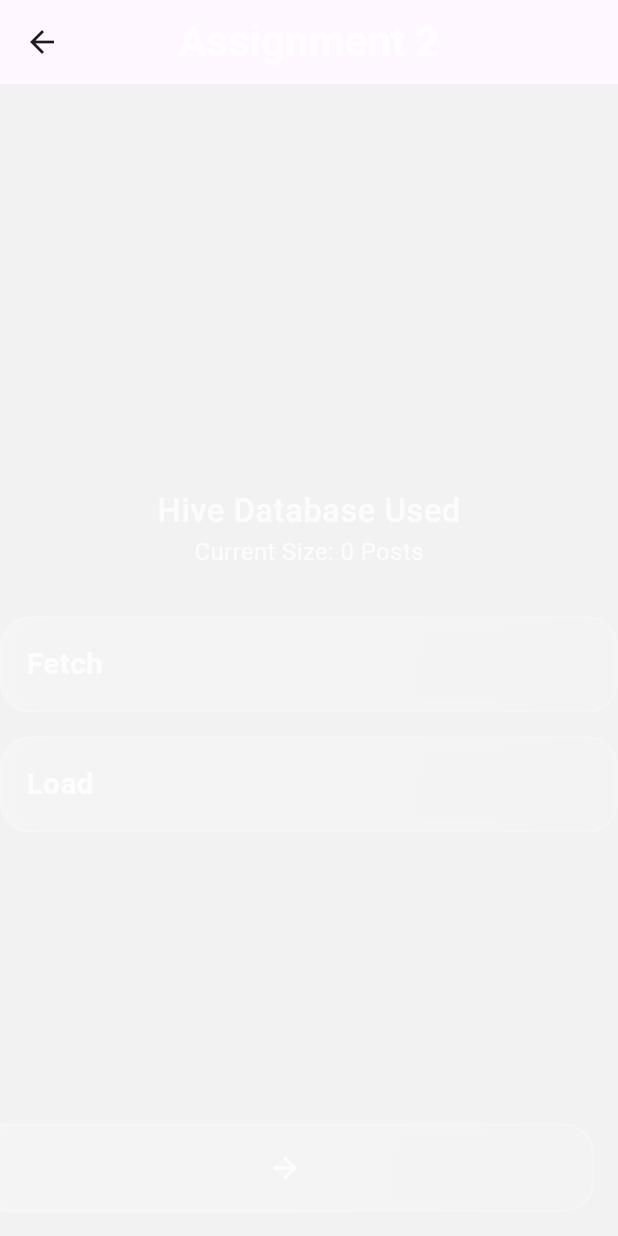
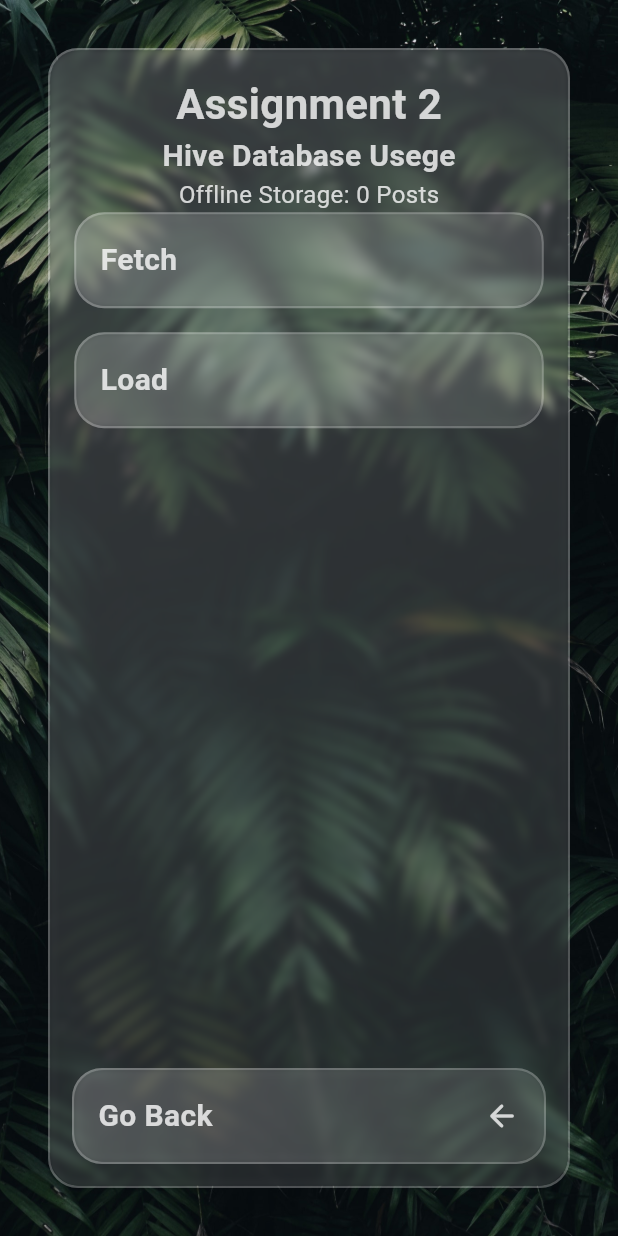
Before and after one commit to Zimmer550i/sm_assignment_1, a Flutter app: the Assignment2 screen opened directly, on a phone screen of 412 x 824 dp. Run offline on Flutter 3.47's test engine with Material 3 defaults, Android fonts, the light colour scheme and no system bars; our stand-ins replace flutter_bloc, geolocator, hive, hive_flutter; accounts and stored records are empty.

Commit message:
Update assignment_2.dart

```diff
--- a/lib/screens/assignment_2.dart
+++ b/lib/screens/assignment_2.dart
@@ -2,11 +2,11 @@ import 'package:flutter/material.dart';
 import 'package:flutter_bloc/flutter_bloc.dart';
 import 'package:hive/hive.dart';
 import 'package:sm_assignment_1/bloc/post_bloc.dart';
-import 'package:sm_assignment_1/screens/assignment_3.dart';
 import 'package:sm_assignment_1/utils/theme/app_colors.dart';
 import 'package:sm_assignment_1/utils/theme/app_sizes.dart';
 import 'package:sm_assignment_1/utils/theme/app_texts.dart';
 import 'package:sm_assignment_1/widgets/custom_button.dart';
+import 'package:sm_assignment_1/widgets/glassmorphism.dart';
 
 class Assignment2 extends StatefulWidget {
   const Assignment2({super.key});
@@ -22,44 +22,42 @@ class _Assignment2State extends State<Assignment2> {
   @override
   Widget build(BuildContext context) {
     return Scaffold(
-      appBar: AppBar(
-        title: const Text(
+      body: Stack(
+        alignment: Alignment.center,
+        children: [
+          Container(
+            constraints: const BoxConstraints.expand(),
+            decoration: const BoxDecoration(
+              image: DecorationImage(
+                  image: AssetImage("assets/bg.jpg"), fit: BoxFit.cover),
+            ),
+          ),
+          SafeArea(
+            child: Padding(
+              padding: const EdgeInsets.all(AppSizes.largePadding),
+              child: Glassmorphism(
+                child: Column(
+                  children: [
+                    const Text(
                       "Assignment 2",
                       style: AppTexts.title,
                     ),
-        centerTitle: true,
+                    const Text(
+                      "Hive Database Usege",
+                      style: AppTexts.bodyText,
                     ),
-      floatingActionButton: CustomButton(
-        onPressed: () {
-          Navigator.of(context).push(
-            MaterialPageRoute(
-              builder: (_) => const Assignment3(),
+                    Text(
+                      "Offline Storage: ${postBox == null ? 0 : (postBox as List).length} Posts",
+                      style: AppTexts.tinyText,
                     ),
-          );
-        },
-        child: const Icon(
-          Icons.arrow_forward_rounded,
-          color: AppColors.whiteColor,
-        ),
-      ),
-      body: BlocBuilder<PostBloc, PostState>(
+                    BlocBuilder<PostBloc, PostState>(
                       builder: (context, state) {
                         if (state is! PostLoaded) {
                           return Column(
                             mainAxisAlignment: MainAxisAlignment.center,
+                            mainAxisSize: MainAxisSize.min,
                             crossAxisAlignment: CrossAxisAlignment.center,
                             children: [
-                const Text(
-                  "Hive Database Used",
-                  style: AppTexts.bodyTextLarge,
-                ),
-                Text(
-                  "Current Size: ${postBox == null ? 0 : (postBox as List).length} Posts",
-                  style: AppTexts.tinyText,
-                ),
-                const SizedBox(
-                  height: AppSizes.largePadding,
-                ),
                               CustomButton(
                                 onPressed: () {
                                   context.read<PostBloc>().add(FetchPosts());
@@ -69,7 +67,10 @@ class _Assignment2State extends State<Assignment2> {
                                   });
                                 },
                                 child: state is PostLoading
-                      ? const CircularProgressIndicator()
+                                    ? const Center(
+                                        child: CircularProgressIndicator(
+                                        color: AppColors.whiteColor,
+                                      ))
                                     : Text(
                                         "Fetch",
                                         style: AppTexts.bodyText.copyWith(
@@ -95,35 +96,22 @@ class _Assignment2State extends State<Assignment2> {
                             ],
                           );
                         } else {
-            return ListView.builder(
+                          return Expanded(
+                            child: ListView.builder(
                               itemCount: state.posts.length,
                               itemBuilder: (context, index) {
                                 return Padding(
                                   padding: const EdgeInsets.only(
-                    left: AppSizes.mediumPadding,
-                    right: AppSizes.mediumPadding,
                                     top: AppSizes.mediumPadding,
                                   ),
-                  child: Container(
-                    decoration: BoxDecoration(
-                        color: AppColors.backgroundColor,
-                        borderRadius: BorderRadius.circular(
-                          AppSizes.smallPadding,
-                        ),
-                        boxShadow: [
-                          BoxShadow(
-                            offset: const Offset(0, 2),
-                            blurRadius: 5,
-                            spreadRadius: 2,
-                            color: AppColors.blackColor.withOpacity(0.2),
-                          )
-                        ]),
-                    padding: const EdgeInsets.all(AppSizes.mediumPadding),
+                                  child: Glassmorphism(
                                     child: Column(
-                      crossAxisAlignment: CrossAxisAlignment.start,
+                                      crossAxisAlignment:
+                                          CrossAxisAlignment.start,
                                       children: [
                                         Text(
-                          state.posts[index].title.toUpperCase(),
+                                          state.posts[index].title
+                                              .toUpperCase(),
                                           style: AppTexts.bodyText,
                                         ),
                                         const Divider(),
@@ -136,88 +124,43 @@ class _Assignment2State extends State<Assignment2> {
                                   ),
                                 );
                               },
+                            ),
                           );
                         }
                       },
                     ),
-      //   body: BlocBuilder<PostBloc, PostState>(builder: (context, state) {
-      //     if (state is PostInitial) {
-      //       return Center(
-      //         child: Column(
-      //           mainAxisSize: MainAxisSize.min,
-      //           children: [
-      //             CustomButton(
-      //               onPressed: () {
-      //                 context.read<PostBloc>().add(FetchPosts());
-      //               },
-      //               child: Text(
-      //                 "Fetch Data",
-      //                 style: AppTexts.bodyText.copyWith(
-      //                   color: AppColors.whiteColor,
-      //                 ),
-      //               ),
-      //             ),
-      //           ],
-      //         ),
-      //       );
-      //     } else if (state is PostLoading) {
-      //       return const Center(
-      //         child: CircularProgressIndicator(),
-      //       );
-      //     } else if (state is PostError) {
-      //       return Center(
-      //         child: Text(
-      //           state.error,
-      //           style: AppTexts.errorText,
-      //         ),
-      //       );
-      //     } else if (state is PostLoaded) {
-      //       return ListView.builder(
-      //         itemCount: state.posts.length,
-      //         itemBuilder: (context, index) {
-      //           return Padding(
-      //             padding: const EdgeInsets.only(
-      //               left: AppSizes.mediumPadding,
-      //               right: AppSizes.mediumPadding,
-      //               top: AppSizes.mediumPadding,
-      //             ),
-      //             child: Container(
-      //               decoration: BoxDecoration(
-      //                   color: AppColors.backgroundColor,
-      //                   borderRadius: BorderRadius.circular(
-      //                     AppSizes.smallPadding,
-      //                   ),
-      //                   boxShadow: [
-      //                     BoxShadow(
-      //                       offset: const Offset(0, 2),
-      //                       blurRadius: 5,
-      //                       spreadRadius: 2,
-      //                       color: AppColors.blackColor.withOpacity(0.2),
-      //                     )
-      //                   ]),
-      //               padding: const EdgeInsets.all(AppSizes.mediumPadding),
-      //               child: Column(
-      //                 crossAxisAlignment: CrossAxisAlignment.start,
-      //                 children: [
-      //                   Text(
-      //                     state.posts[index].title.toUpperCase(),
-      //                     style: AppTexts.bodyText,
-      //                   ),
-      //                   const Divider(),
-      //                   Text(
-      //                     state.posts[index].body,
-      //                     style: AppTexts.tinyText,
-      //                   ),
-      //                 ],
-      //               ),
-      //             ),
-      //           );
-      //         },
-      //       );
-      //     }
-
-      //     return const FlutterLogo();
-      //   }),
+                    const SizedBox(
+                      height: AppSizes.mediumPadding,
+                    ),
+                  ],
+                ),
+              ),
+            ),
+          ),
+          Positioned(
+            left: AppSizes.largePadding + AppSizes.mediumPadding,
+            right: AppSizes.largePadding + AppSizes.mediumPadding,
+            bottom: AppSizes.largePadding + AppSizes.mediumPadding,
+            child: CustomButton(
+                onPressed: () {
+                  Navigator.of(context).pop();
+                },
+                child: const Row(
+                  children: [
+                    Text(
+                      "Go Back",
+                      style: AppTexts.bodyText,
+                    ),
+                    Spacer(),
+                    Icon(
+                      Icons.arrow_back_rounded,
+                      color: AppColors.whiteColor,
+                    ),
+                  ],
+                )),
+          ),
+        ],
+      ),
     );
   }
 }
```
Lines whose indentation alone changed are shown as unchanged.
